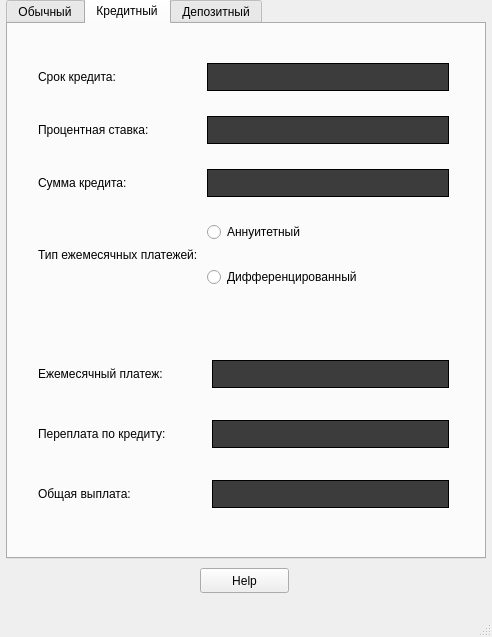
First picture: the form in src/View/mainwindow.ui, repository Lyub1m1y/SmartCalc_v1.0-0, before the edit.
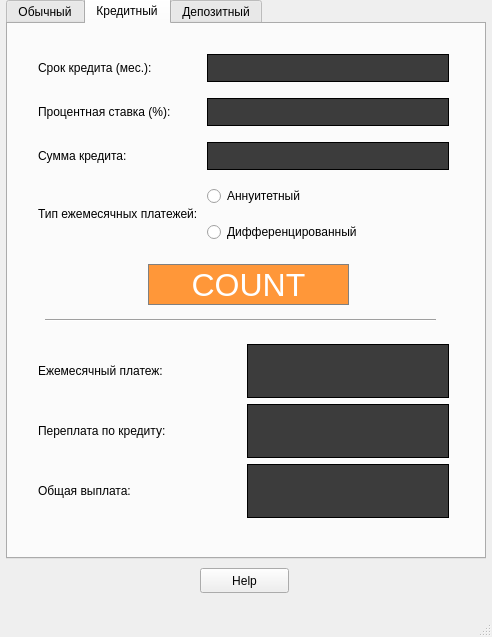
Second picture: the form after the edit. Custom widgets are drawn as their Qt base class.

Commit message: added credit calc v1

The edit to the form file:
```diff
--- a/src/View/mainwindow.ui
+++ b/src/View/mainwindow.ui
@@ -1298,99 +1298,81 @@
         <x>30</x>
         <y>20</y>
         <width>411</width>
-        <height>263</height>
+        <height>211</height>
        </rect>
       </property>
       <layout class="QGridLayout" name="gridLayout_3">
-       <item row="0" column="0">
-        <widget class="QLabel" name="label_term_credit_2">
-         <property name="enabled">
-          <bool>true</bool>
-         </property>
-         <property name="text">
-          <string>Срок кредита:</string>
-         </property>
-        </widget>
-       </item>
-       <item row="2" column="1">
-        <widget class="QLineEdit" name="edit_interest_rate">
-         <property name="styleSheet">
-          <string notr="true">QLineEdit {
-	font: 22pt &quot;Helvetica&quot;;
-	background-color: rgb(60,60,60);
-	color: white;
-	border: 1px solid black;
-	padding: 5px;
-}</string>
-         </property>
-         <property name="text">
-          <string/>
-         </property>
-         <property name="maxLength">
-          <number>32767</number>
-         </property>
-         <property name="alignment">
-          <set>Qt::AlignRight|Qt::AlignTrailing|Qt::AlignVCenter</set>
-         </property>
-         <property name="clearButtonEnabled">
-          <bool>false</bool>
-         </property>
-        </widget>
-       </item>
-       <item row="3" column="0" rowspan="2">
-        <widget class="QLabel" name="label_type_payments_2">
-         <property name="text">
-          <string>Тип ежемесячных платежей: </string>
-         </property>
-        </widget>
-       </item>
-       <item row="0" column="1">
-        <widget class="QLineEdit" name="edit_sum_credit">
-         <property name="styleSheet">
-          <string notr="true">QLineEdit {
-	font: 22pt &quot;Helvetica&quot;;
-	background-color: rgb(60,60,60);
-	color: white;
-	border: 1px solid black;
-	padding: 5px;
-}</string>
-         </property>
-         <property name="text">
-          <string/>
-         </property>
-         <property name="maxLength">
-          <number>32767</number>
-         </property>
-         <property name="alignment">
-          <set>Qt::AlignRight|Qt::AlignTrailing|Qt::AlignVCenter</set>
-         </property>
-         <property name="clearButtonEnabled">
-          <bool>false</bool>
-         </property>
-        </widget>
-       </item>
-       <item row="2" column="0">
-        <widget class="QLabel" name="label_sum_credit_2">
+       <item row="3" column="0">
+        <widget class="QLabel" name="label_sum_credit">
          <property name="text">
           <string>Сумма кредита:</string>
          </property>
         </widget>
        </item>
-       <item row="3" column="1">
+       <item row="6" column="1">
+        <widget class="QRadioButton" name="radioButton_diff">
+         <property name="text">
+          <string>Дифференцированный</string>
+         </property>
+        </widget>
+       </item>
+       <item row="5" column="0" rowspan="2">
+        <widget class="QLabel" name="label_type_payments">
+         <property name="text">
+          <string>Тип ежемесячных платежей: </string>
+         </property>
+        </widget>
+       </item>
+       <item row="2" column="1">
+        <widget class="QLineEdit" name="edit_interest_rate">
+         <property name="styleSheet">
+          <string notr="true">QLineEdit {
+	font: 22pt &quot;Helvetica&quot;;
+	background-color: rgb(60,60,60);
+	color: white;
+	border: 1px solid black;
+	padding: 5px;
+}</string>
+         </property>
+         <property name="text">
+          <string/>
+         </property>
+         <property name="maxLength">
+          <number>32767</number>
+         </property>
+         <property name="alignment">
+          <set>Qt::AlignRight|Qt::AlignTrailing|Qt::AlignVCenter</set>
+         </property>
+         <property name="clearButtonEnabled">
+          <bool>false</bool>
+         </property>
+        </widget>
+       </item>
+       <item row="0" column="0">
+        <widget class="QLabel" name="label_term_credit">
+         <property name="enabled">
+          <bool>true</bool>
+         </property>
+         <property name="text">
+          <string>Срок кредита (мес.):</string>
+         </property>
+        </widget>
+       </item>
+       <item row="2" column="0">
+        <widget class="QLabel" name="label_interest_rate">
+         <property name="text">
+          <string>Процентная ставка (%): </string>
+         </property>
+        </widget>
+       </item>
+       <item row="5" column="1">
         <widget class="QRadioButton" name="radioButton_ann">
          <property name="text">
           <string>Аннуитетный</string>
          </property>
         </widget>
        </item>
-       <item row="1" column="0">
-        <widget class="QLabel" name="label_interest_rate_2">
-         <property name="text">
-          <string>Процентная ставка:</string>
-         </property>
-        </widget>
-       </item>
-       <item row="1" column="1">
+       <item row="0" column="1">
         <widget class="QLineEdit" name="edit_term_credit">
          <property name="styleSheet">
           <string notr="true">QLineEdit {
@@ -1415,10 +1397,28 @@
          </property>
         </widget>
        </item>
-       <item row="4" column="1">
-        <widget class="QRadioButton" name="radioButton_diff">
+       <item row="3" column="1">
+        <widget class="QLineEdit" name="edit_sum_credit">
+         <property name="styleSheet">
+          <string notr="true">QLineEdit {
+	font: 22pt &quot;Helvetica&quot;;
+	background-color: rgb(60,60,60);
+	color: white;
+	border: 1px solid black;
+	padding: 5px;
+}</string>
+         </property>
          <property name="text">
-          <string>Дифференцированный</string>
+          <string/>
+         </property>
+         <property name="maxLength">
+          <number>32767</number>
+         </property>
+         <property name="alignment">
+          <set>Qt::AlignRight|Qt::AlignTrailing|Qt::AlignVCenter</set>
+         </property>
+         <property name="clearButtonEnabled">
+          <bool>false</bool>
          </property>
         </widget>
        </item>
@@ -1428,52 +1428,27 @@
       <property name="geometry">
        <rect>
         <x>30</x>
-        <y>310</y>
+        <y>320</y>
         <width>411</width>
-        <height>202</height>
+        <height>174</height>
        </rect>
       </property>
       <layout class="QGridLayout" name="gridLayout_4">
-       <item row="1" column="0">
+       <item row="4" column="0">
+        <widget class="QLabel" name="label_total_payout_credit">
+         <property name="text">
+          <string>Общая выплата:</string>
+         </property>
+        </widget>
+       </item>
+       <item row="3" column="0">
         <widget class="QLabel" name="label_overpayment_credit">
          <property name="text">
           <string>Переплата по кредиту:</string>
          </property>
         </widget>
        </item>
-       <item row="1" column="1">
-        <widget class="QLineEdit" name="edit_overpayment_credit">
-         <property name="styleSheet">
-          <string notr="true">QLineEdit {
-	font: 22pt &quot;Helvetica&quot;;
-	background-color: rgb(60,60,60);
-	color: white;
-	border: 1px solid black;
-	padding: 5px;
-}</string>
-         </property>
-         <property name="text">
-          <string/>
-         </property>
-         <property name="maxLength">
-          <number>32767</number>
-         </property>
-         <property name="alignment">
-          <set>Qt::AlignRight|Qt::AlignTrailing|Qt::AlignVCenter</set>
-         </property>
-         <property name="clearButtonEnabled">
-          <bool>false</bool>
-         </property>
-        </widget>
-       </item>
        <item row="2" column="0">
-        <widget class="QLabel" name="label_total_payout__credit_3">
-         <property name="text">
-          <string>Общая выплата:</string>
-         </property>
-        </widget>
-       </item>
-       <item row="0" column="0">
         <widget class="QLabel" name="label_mounthly_payment_credit">
          <property name="enabled">
           <bool>true</bool>
@@ -1484,57 +1459,107 @@
         </widget>
        </item>
        <item row="2" column="1">
-        <widget class="QLineEdit" name="edit_total_payout__credit_3">
+        <widget class="QLabel" name="output_mounthly_payment_credit">
+         <property name="font">
+          <font>
+           <family>Helvetica</family>
+           <pointsize>14</pointsize>
+           <weight>50</weight>
+           <italic>false</italic>
+           <bold>false</bold>
+          </font>
+         </property>
          <property name="styleSheet">
-          <string notr="true">QLineEdit {
-	font: 22pt &quot;Helvetica&quot;;
-	background-color: rgb(60,60,60);
-	color: white;
-	border: 1px solid black;
-	padding: 5px;
-}</string>
+          <string notr="true">QLabel {
+            font: 14pt &quot;Helvetica&quot;;
+	        background-color: rgb(60,60,60);
+            color: white;
+            border: 1px solid black;
+            padding: 5px;
+            }</string>
          </property>
          <property name="text">
           <string/>
          </property>
-         <property name="maxLength">
-          <number>32767</number>
-         </property>
-         <property name="alignment">
-          <set>Qt::AlignRight|Qt::AlignTrailing|Qt::AlignVCenter</set>
-         </property>
-         <property name="clearButtonEnabled">
-          <bool>false</bool>
-         </property>
         </widget>
        </item>
-       <item row="0" column="1">
-        <widget class="QLineEdit" name="edit_mounthly_payment_credit">
+       <item row="3" column="1">
+        <widget class="QLabel" name="output_overpayment_credit">
          <property name="styleSheet">
-          <string notr="true">QLineEdit {
-	font: 22pt &quot;Helvetica&quot;;
-	background-color: rgb(60,60,60);
-	color: white;
-	border: 1px solid black;
-	padding: 5px;
-}</string>
+          <string notr="true">QLabel {
+            font: 14pt &quot;Helvetica&quot;;
+	        background-color: rgb(60,60,60);
+            color: white;
+            border: 1px solid black;
+            padding: 5px;
+            }</string>
          </property>
          <property name="text">
           <string/>
          </property>
-         <property name="maxLength">
-          <number>32767</number>
+        </widget>
+       </item>
+       <item row="4" column="1">
+        <widget class="QLabel" name="output_total_payout_credit">
+         <property name="styleSheet">
+          <string notr="true">QLabel {
+            font: 14pt &quot;Helvetica&quot;;
+	        background-color: rgb(60,60,60);
+            color: white;
+            border: 1px solid black;
+            padding: 5px;
+            }</string>
          </property>
-         <property name="alignment">
-          <set>Qt::AlignRight|Qt::AlignTrailing|Qt::AlignVCenter</set>
-         </property>
-         <property name="clearButtonEnabled">
-          <bool>false</bool>
+         <property name="text">
+          <string/>
          </property>
         </widget>
        </item>
       </layout>
      </widget>
+     <widget class="Line" name="line_2">
+      <property name="geometry">
+       <rect>
+        <x>37</x>
+        <y>286</y>
+        <width>391</width>
+        <height>20</height>
+       </rect>
+      </property>
+      <property name="orientation">
+       <enum>Qt::Horizontal</enum>
+      </property>
+     </widget>
+     <widget class="QPushButton" name="count_credit">
+      <property name="geometry">
+       <rect>
+        <x>140</x>
+        <y>240</y>
+        <width>201</width>
+        <height>41</height>
+       </rect>
+      </property>
+      <property name="font">
+       <font>
+        <pointsize>24</pointsize>
+       </font>
+      </property>
+      <property name="styleSheet">
+       <string notr="true">QPushButton {
+  background-color: rgb(255, 151, 57);
+  color: white; 
+  border: 1px solid gray;
+}
+
+QPushButton:pressed {
+    background-color: qlineargradient(x1: 0, y1: 0, x2: 0, y2: 1,
+                                      stop: 0 #FF7832, stop: 1 #FF9739);
+}</string>
+      </property>
+      <property name="text">
+       <string>COUNT</string>
+      </property>
+     </widget>
     </widget>
     <widget class="QWidget" name="deposit">
      <attribute name="title">
```
Left out of the diff: 17 changed lines with no effect on the pictures. The commit also changes 5 other files.
